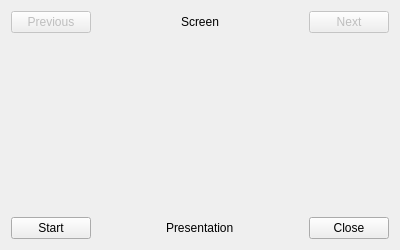
Tobxon/BBoyBattleManager, file B3M_GUI/src/Presentation/PresentationManagementWindow.ui: the form before one commit.
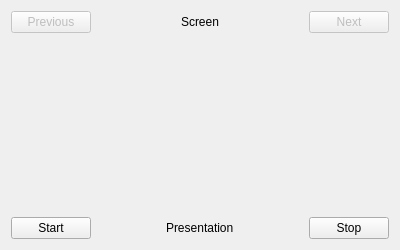
The form after the commit.

Diff of the .ui file:
```diff
--- a/B3M_GUI/src/Presentation/PresentationManagementWindow.ui
+++ b/B3M_GUI/src/Presentation/PresentationManagementWindow.ui
@@ -141,7 +141,7 @@
      <item>
       <widget class="QPushButton" name="lowRightButton">
        <property name="text">
-        <string>Close</string>
+        <string>Stop</string>
        </property>
       </widget>
      </item>
```
